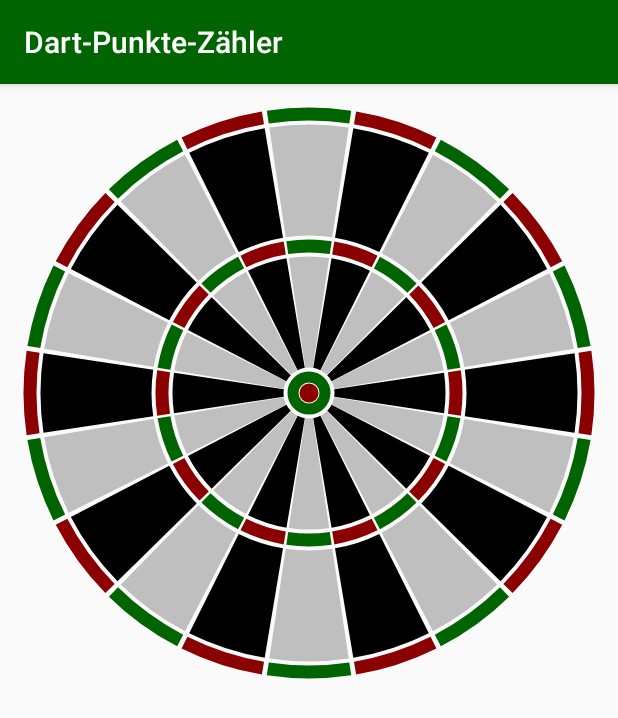
After one commit to AndyGettingAn/DartPointCounter, an Android app: the Dartboard screen opened directly, with no data from a screen before it, on a phone screen of 412 x 824 dp. The commit adds this screen. Shown: the top 718 px of the screen. Run offline under Robolectric (Android 15) with nearby library versions, the phone set to English and light mode, and no system bars.

Commit message:
Dartscheibe fertig

```diff
--- a/app/src/main/AndroidManifest.xml
+++ b/app/src/main/AndroidManifest.xml
@@ -19,9 +19,9 @@
                 <category android:name="android.intent.category.LAUNCHER" />
             </intent-filter>
         </activity>
-        <activity android:name=".PointsCounterActivity" />
-        <activity android:name=".StatisticActivity" />
-        <activity android:name=".DartboardActivity"></activity>
+        <activity android:name=".PointsCounter" />
+        <activity android:name=".Statistic" />
+        <activity android:name=".Dartboard"></activity>
     </application>
 
 </manifest>
--- /dev/null
+++ b/app/src/main/java/com/example/cip/myapplication/Dartboard.java
@@ -0,0 +1,137 @@
+package com.example.cip.myapplication;
+
+import android.content.Context;
+import android.graphics.Canvas;
+import android.graphics.Color;
+import android.graphics.Paint;
+import android.graphics.RectF;
+import android.support.v7.app.AppCompatActivity;
+import android.os.Bundle;
+import android.view.View;
+
+
+public class Dartboard extends AppCompatActivity {
+
+    @Override
+    protected void onCreate(Bundle savedInstanceState) {
+        super.onCreate(savedInstanceState);
+       // setContentView(R.layout.activity_dartboard);
+        setContentView(new myView(this));
+        //Extras: Makierte Feld: Multiplikator und Punkt (Z. 26 & 27). OutBull (25,1) und Bull (50,1)werden als Single angegeben.
+
+    }
+    class myView extends View {
+
+        private Paint paint = new Paint();
+        int finishMultiplier = 0,
+                finishPoints = 0,
+                dartboardLight = Color.rgb(191,191,191),
+                dartboardDark = Color.rgb(0,0,0),
+                dartboardRed = Color.rgb(139,0,0),
+                dartboardGreen = Color.rgb(0,100,0),
+                dartboardHighlight = Color.rgb(255,215,0),
+                fullCircle = 360,
+                numberOfFields = 20,
+                numberOfFreeSpace = 21;
+        int [] fieldPoints = {6,10,15,2,17,3,19,7,16,8,11,14,9,12,5,20,1,18,4,13};
+        double fieldsWidth = fullCircle/numberOfFreeSpace,
+                freeSpace = (fullCircle - fieldsWidth*numberOfFields)/numberOfFields,
+                startPoint = -fieldsWidth/2;
+
+        public myView(Context context) {
+            super(context);
+        }
+
+        @Override
+        public void onDraw(Canvas canvas) {
+            super.onDraw(canvas);
+           drawField(canvas);
+
+        }
+
+        private void drawField(Canvas canvas){
+
+            int single = 1,
+                    doubles = 2,
+                    triple = 3,
+                    outBull = 25,
+                    bull = 50,
+                    margin = 60,
+                    distance = 5,
+                    middle = getWidth()/2,
+                    dartboard = getWidth()-margin,
+                    radiusDouble =  dartboard/2;
+
+            double widthDouble = dartboard*0.025,
+                    widthBig = dartboard*0.2,
+                    widthTripple = dartboard*0.025,
+                    widthLittle = dartboard*0.2,
+                    widthOutBull = dartboard*0.02,
+                    widthBull = dartboard*0.01;
+            int radiusBig = radiusDouble - (int)(widthDouble/2) - (int)(widthBig/2)-distance,
+                    radiusTriple = radiusBig - (int) (widthBig/2) - (int) (widthTripple/2)-distance,
+                    radiusLittle = radiusTriple - (int) (widthTripple/2) - (int)(widthLittle/2)-distance,
+                    radiusOutBull = radiusLittle - (int) (widthLittle/2) - (int)(widthOutBull/2)-distance,
+                    radiusBull = radiusOutBull - (int) (widthOutBull/2) - (int)(widthBull/2)-distance;
+            RectF rectDouble = new RectF(middle-(radiusDouble), middle-(radiusDouble), middle+(radiusDouble), middle+(radiusDouble));
+            RectF rectBig = new RectF(middle-(radiusBig), middle-(radiusBig), middle+(radiusBig), middle+(radiusBig));
+            RectF rectTripple = new RectF(middle-(radiusTriple), middle-(radiusTriple), middle+(radiusTriple), middle+(radiusTriple));
+            RectF rectLittle = new RectF(middle-(radiusLittle), middle-(radiusLittle), middle+(radiusLittle), middle+(radiusLittle));
+            RectF rectOutBull= new RectF(middle-(radiusOutBull), middle-(radiusOutBull), middle+(radiusOutBull), middle+(radiusOutBull));
+
+            for (int i = 0; i < numberOfFields; i++){
+                if (i % 2 == 0){
+                    drawArcs(canvas, dartboardRed, rectDouble, (int)widthDouble, fieldPoints[i], doubles);
+                    drawArcs(canvas, dartboardDark, rectBig, (int)widthBig, fieldPoints[i], single);
+                    drawArcs(canvas, dartboardRed, rectTripple, (int)widthTripple, fieldPoints[i], triple);
+                    drawArcs(canvas, dartboardDark, rectLittle, (int)widthLittle, fieldPoints[i], single);
+                    startPoint = startPoint + fieldsWidth + freeSpace;
+                }else {
+                    drawArcs(canvas, dartboardGreen, rectDouble, (int)widthDouble, fieldPoints[i], doubles);
+                    drawArcs(canvas, dartboardLight, rectBig, (int)widthBig, fieldPoints[i], single);
+                    drawArcs(canvas, dartboardGreen, rectTripple, (int)widthTripple, fieldPoints[i], triple);
+                    drawArcs(canvas, dartboardLight, rectLittle, (int)widthLittle, fieldPoints[i], single);
+                    startPoint = startPoint + fieldsWidth + freeSpace;
+                }
+
+            }
+            drawRing(canvas, dartboardGreen, rectOutBull, (int)widthOutBull, outBull, single);
+            drawCircle(canvas, dartboardRed, radiusBull, bull, single);
+        }
+
+        private void drawArcs (Canvas canvas, int color, RectF rect, int strokeWidth, int points, int multiplier){
+            setFielColor(color, points, multiplier);
+            paint.setStrokeWidth(strokeWidth);
+            paint.setAntiAlias(true);
+            paint.setStyle(Paint.Style.STROKE);
+            canvas.drawArc(rect, (float) startPoint, (float) fieldsWidth, false, paint);
+        }
+
+        private void drawRing(Canvas canvas, int color, RectF rect, int strokeWidth, int points, int multiplier){
+            setFielColor(color, points, multiplier);
+            paint.setStrokeWidth(strokeWidth);
+            paint.setAntiAlias(true);
+            paint.setStyle(Paint.Style.STROKE);
+            canvas.drawArc(rect, 0, 360, false, paint);
+
+        }
+
+        private void drawCircle(Canvas canvas, int color, int radius, int points, int multiplier){
+            setFielColor(color, points, multiplier);
+            paint.setStyle(Paint.Style.FILL_AND_STROKE);
+            canvas.drawCircle(getWidth()/2, getWidth()/2, radius, paint);
+        }
+
+        private void setFielColor(int color, int points, int multiplier){
+            if (finishMultiplier == multiplier && finishPoints == points){
+                paint.setColor(dartboardHighlight);
+            }else {
+                paint.setColor(color);
+            }
+        }
+
+
+
+    }
+
+}
--- a/app/src/main/java/com/example/cip/myapplication/PointsCounterActivity.java
+++ b/app/src/main/java/com/example/cip/myapplication/PointsCounter.java
@@ -3,7 +3,7 @@ package com.example.cip.myapplication;
 import android.support.v7.app.AppCompatActivity;
 import android.os.Bundle;
 
-public class PointsCounterActivity extends AppCompatActivity {
+public class PointsCounter extends AppCompatActivity {
 
     @Override
     protected void onCreate(Bundle savedInstanceState) {
--- a/app/src/main/java/com/example/cip/myapplication/StatisticActivity.java
+++ b/app/src/main/java/com/example/cip/myapplication/Statistic.java
@@ -3,7 +3,7 @@ package com.example.cip.myapplication;
 import android.support.v7.app.AppCompatActivity;
 import android.os.Bundle;
 
-public class StatisticActivity extends AppCompatActivity {
+public class Statistic extends AppCompatActivity {
 
     @Override
     protected void onCreate(Bundle savedInstanceState) {
--- a/app/src/main/res/layout/activity_dartboard.xml
+++ b/app/src/main/res/layout/activity_dartboard.xml
@@ -4,7 +4,7 @@
     xmlns:tools="http://schemas.android.com/tools"
     android:layout_width="match_parent"
     android:layout_height="match_parent"
-    tools:context="com.example.cip.myapplication.DartboardActivity">
+    tools:context="com.example.cip.myapplication.Dartboard">
 
 
 
--- a/app/src/main/res/layout/activity_points_counter.xml
+++ b/app/src/main/res/layout/activity_points_counter.xml
@@ -4,7 +4,7 @@
     xmlns:tools="http://schemas.android.com/tools"
     android:layout_width="match_parent"
     android:layout_height="match_parent"
-    tools:context="com.example.cip.myapplication.PointsCounterActivity">
+    tools:context="com.example.cip.myapplication.PointsCounter">
 
     <TextView
         android:id="@+id/textView4"
--- a/app/src/main/res/layout/activity_statistic.xml
+++ b/app/src/main/res/layout/activity_statistic.xml
@@ -4,7 +4,7 @@
     xmlns:tools="http://schemas.android.com/tools"
     android:layout_width="match_parent"
     android:layout_height="match_parent"
-    tools:context="com.example.cip.myapplication.StatisticActivity"
+    tools:context="com.example.cip.myapplication.Statistic"
     tools:layout_editor_absoluteY="81dp"
     tools:layout_editor_absoluteX="0dp">
 
--- a/app/src/main/res/values/colors.xml
+++ b/app/src/main/res/values/colors.xml
@@ -3,10 +3,4 @@
     <color name="colorPrimary">#006400</color>
     <color name="colorPrimaryDark">#3b3b3b</color>
     <color name="colorAccent">#00ff00</color>
-    <color name="dartboardLight">#bfbfbf</color>
-    <color name="dartboardDark">#000000</color>
-    <color name="dartboardRed">#8b0000</color>
-    <color name="dartboardGreen">#006400</color>
-    <color name="dartboardHighlight">#ffd700</color>
-
 </resources>
```
Also changed, not shown: app/src/main/java/com/example/cip/myapplication/DartboardActivity.java (deleted, +0 -51 lines), app/src/main/java/com/example/cip/myapplication/MainActivity.java (+3 -12 lines), app/src/main/res/values/drawables.xml (deleted, +0 -8 lines).
